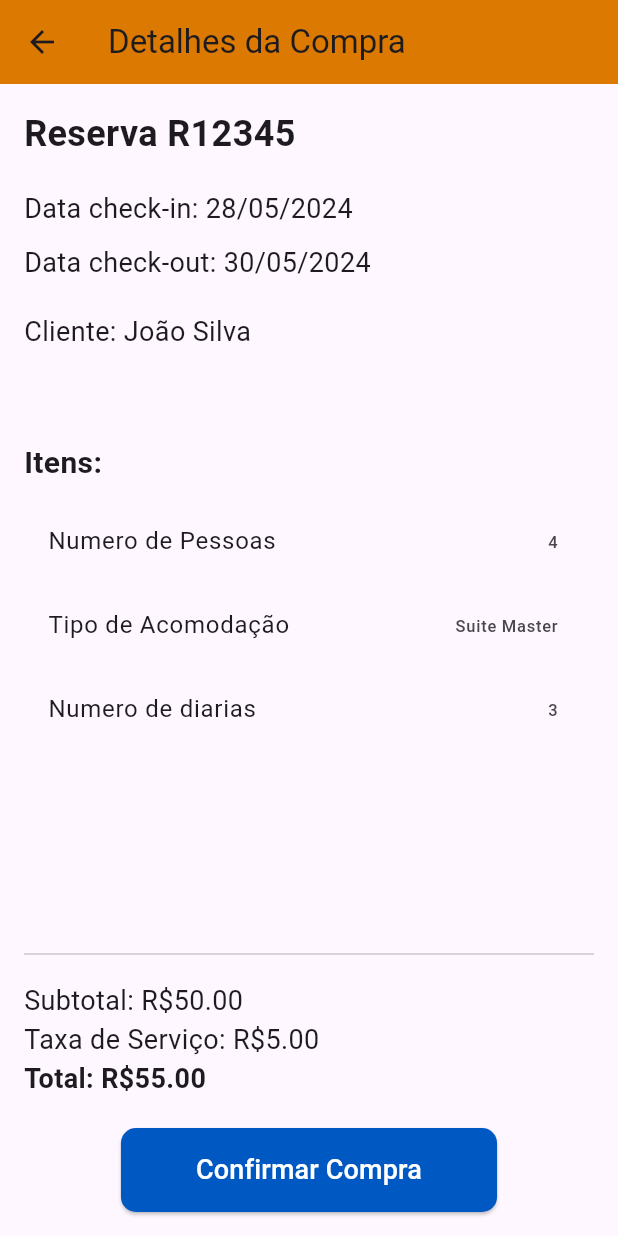
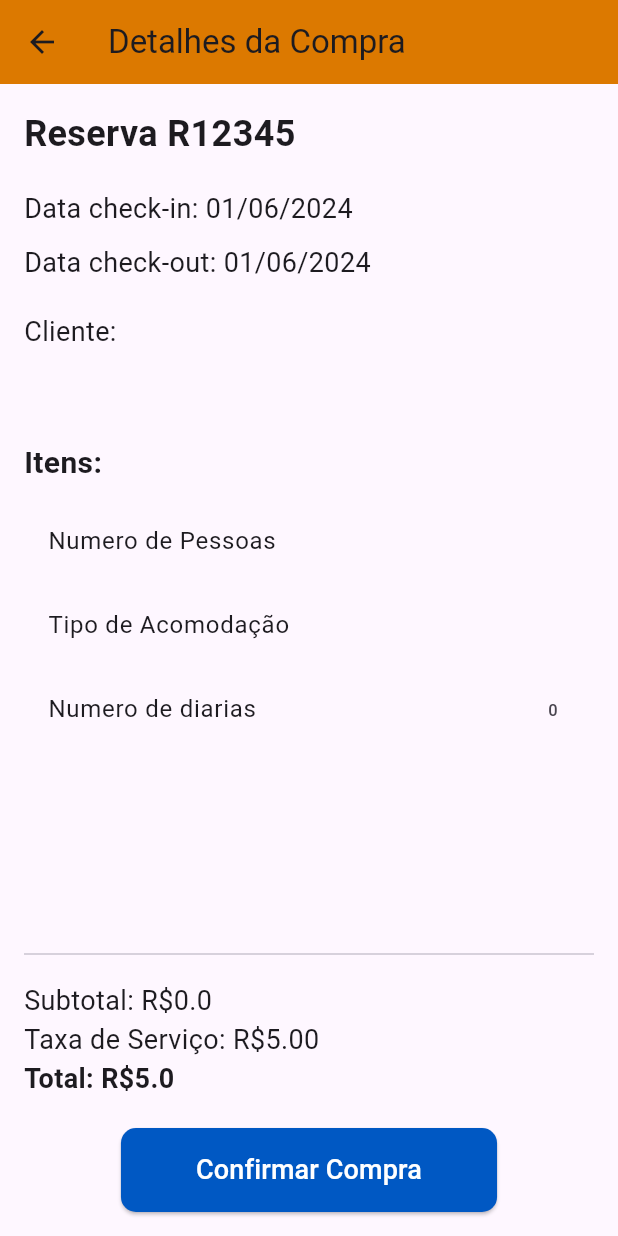
Before and after one commit to FelipeValeriano21/hotel_sunshine_reservation_app, a Flutter app: the PurchaseDetailsPage screen opened directly, on a phone screen of 412 x 824 dp. Run offline on Flutter 3.47's test engine with Material 3 defaults, Android fonts, the phone set to English and light mode, and no system bars; our stand-ins replace animated_text_kit, get.

Commit message:
segunda parte

```diff
--- a/lib/views/payment_screen_view.dart
+++ b/lib/views/payment_screen_view.dart
@@ -1,6 +1,11 @@
 import 'package:flutter/material.dart';
+import 'package:get/get.dart';
+import 'package:hotel_sunshine_app/controllers/reserva_controller.dart';
+import 'package:intl/intl.dart'; // Import necessário para a formatação de datas
 
 class PurchaseDetailsPage extends StatelessWidget {
+  final ReservaController reservaController = Get.find(); // Busca o controlador já existente
+
   @override
   Widget build(BuildContext context) {
     return Scaffold(
@@ -18,20 +23,20 @@ class PurchaseDetailsPage extends StatelessWidget {
               style: TextStyle(fontSize: 24, fontWeight: FontWeight.bold),
             ),
             SizedBox(height: 20),
-            Text(
-              'Data check-in: 28/05/2024',
+            Obx(() => Text(
+              'Data check-in: ${DateFormat('dd/MM/yyyy').format(reservaController.checkInDate.value)}',
               style: TextStyle(fontSize: 18),
-            ),
+            )),
             SizedBox(height: 10),
-              Text(
-              'Data check-out: 30/05/2024',
+            Obx(() => Text(
+              'Data check-out: ${DateFormat('dd/MM/yyyy').format(reservaController.checkOutDate.value)}',
               style: TextStyle(fontSize: 18),
-            ),
+            )),
             SizedBox(height: 20),
-            Text(
-              'Cliente: João Silva',
+            Obx(() => Text(
+              'Cliente: ${reservaController.nomeCompleto.value}',
               style: TextStyle(fontSize: 18),
-            ),
+            )),
             SizedBox(height: 60),
             Text(
               'Itens:',
@@ -41,35 +46,35 @@ class PurchaseDetailsPage extends StatelessWidget {
             Expanded(
               child: ListView(
                 children: [
-                  ListTile(
+                  Obx(() => ListTile(
                     title: Text('Numero de Pessoas'),
-                    trailing: Text('4'),
-                  ),
-                  ListTile(
+                    trailing: Text(reservaController.numeroPessoas.value),
+                  )),
+                  Obx(() => ListTile(
                     title: Text('Tipo de Acomodação'),
-                    trailing: Text('Suite Master'),
-                  ),
+                    trailing: Text(reservaController.tipoQuarto.value),
+                  )),
                   ListTile(
                     title: Text('Numero de diarias'),
-                    trailing: Text('3'),
+                    trailing: Obx(() => Text(((reservaController.checkOutDate.value.difference(reservaController.checkInDate.value).inDays).toString()))),
                   ),
                 ],
               ),
             ),
             Divider(),
             SizedBox(height: 10),
-            Text(
-              'Subtotal: R\$50.00',
+            Obx(() => Text(
+              'Subtotal: R\$${calculaSubtotal()}',
               style: TextStyle(fontSize: 18),
-            ),
+            )),
             Text(
               'Taxa de Serviço: R\$5.00',
               style: TextStyle(fontSize: 18),
             ),
-            Text(
-              'Total: R\$55.00',
+            Obx(() => Text(
+              'Total: R\$${calculaTotal()}',
               style: TextStyle(fontSize: 18, fontWeight: FontWeight.bold),
-            ),
+            )),
             SizedBox(height: 20),
             Center(
               child: ElevatedButton(
@@ -98,10 +103,31 @@ class PurchaseDetailsPage extends StatelessWidget {
       ),
     );
   }
+
+  double calculaSubtotal() {
+    double precoPorDia;
+    switch (reservaController.tipoQuarto.value) {
+      case 'Individual':
+        precoPorDia = 50.0;
+        break;
+      case 'Duplo':
+        precoPorDia = 90.0;
+        break;
+      case 'Suíte':
+        precoPorDia = 95.0;
+        break;
+      case 'Suíte Master':
+        precoPorDia = 160.0;
+        break;
+      default:
+        precoPorDia = 0.0;
+        break;
+    }
+    int numeroDiarias = reservaController.checkOutDate.value.difference(reservaController.checkInDate.value).inDays;
+    return precoPorDia * numeroDiarias;
+  }
+
+  double calculaTotal() {
+    return calculaSubtotal() + 5.0; // Inclui a taxa de serviço
+  }
 }
-
-void main() {
-  runApp(MaterialApp(
-    home: PurchaseDetailsPage(),
-  ));
-}
--- a/pubspec.yaml
+++ b/pubspec.yaml
@@ -32,7 +32,7 @@ dependencies:
     sdk: flutter
   animated_text_kit: ^4.2.2
   get: ^4.6.5
-
+  intl: ^0.17.0
 
 
   # The following adds the Cupertino Icons font to your application.
```
Also changed, not shown: lib/controllers/reserva_controller.dart (+10 -12 lines), lib/views/reserva_screen_view.dart (+14 -8 lines), pubspec.lock.
